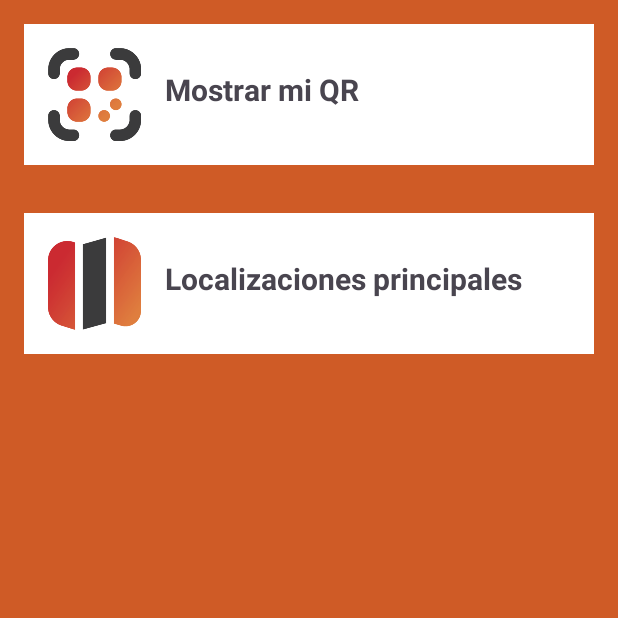
After one commit to AlejandroNieto-DAM/ANDROID_NPI_APP, an Android app: the MenuActivity screen opened directly, with no data from a screen before it, on a phone screen of 412 x 824 dp, the top half of it. The commit adds this screen. Run offline under Robolectric (Android 15) with nearby library versions, the phone set to English and light mode, and no system bars.

Commit message:
Menu and locations view

```diff
--- a/app/build.gradle
+++ b/app/build.gradle
@@ -28,8 +28,11 @@ android {
     }
 }
 
+
+
 dependencies {
-
+    implementation 'com.github.bumptech.glide:glide:4.12.0'
+    annotationProcessor 'com.github.bumptech.glide:compiler:4.12.0'
     implementation 'com.journeyapps:zxing-android-embedded:4.1.0'
     implementation 'androidx.appcompat:appcompat:1.6.1'
     implementation 'com.google.android.material:material:1.5.0'
--- /dev/null
+++ b/app/src/main/java/com/example/java_npi/MenuActivity.java
@@ -0,0 +1,35 @@
+package com.example.java_npi;
+
+import android.content.Intent;
+import android.os.Bundle;
+import android.view.View;
+import android.widget.LinearLayout;
+
+import androidx.appcompat.app.AppCompatActivity;
+
+public class MenuActivity extends AppCompatActivity {
+
+    LinearLayout qrOption;
+
+    @Override
+    protected void onCreate(Bundle savedInstanceState) {
+        super.onCreate(savedInstanceState);
+        setContentView(R.layout.menu_layout);
+
+        qrOption = (LinearLayout) findViewById(R.id.qr_option);
+
+
+        qrOption.setOnClickListener(new View.OnClickListener() {
+            @Override
+            public void onClick(View v) {
+
+                Intent intent = new Intent(getApplicationContext(), LoggedActivity.class);
+                intent.putExtra(MainActivity.EXTRA_MESSAGE, MainActivity.user+"@"+MainActivity.pass);
+
+                startActivity(intent);
+
+            }
+        });
+
+    }
+}
--- /dev/null
+++ b/app/src/main/res/layout/menu_layout.xml
@@ -0,0 +1,67 @@
+<?xml version="1.0" encoding="utf-8"?>
+<RelativeLayout xmlns:android="http://schemas.android.com/apk/res/android"
+    android:layout_width="match_parent"
+    android:layout_height="match_parent">
+
+    <ScrollView
+        android:layout_width="match_parent"
+        android:layout_height="match_parent"
+        android:background="@color/orange"
+        >
+
+        <LinearLayout
+            android:layout_width="match_parent"
+            android:layout_height="wrap_content"
+            android:orientation="vertical">
+
+            <!-- Opción 1 -->
+            <LinearLayout
+                android:id="@+id/qr_option"
+                android:layout_width="match_parent"
+                android:layout_height="wrap_content"
+                android:orientation="horizontal"
+                android:padding="16dp"
+                android:layout_margin="16dp"
+                android:background="@color/white">
+
+                <ImageView
+                    android:layout_width="62dp"
+                    android:layout_height="62dp"
+                    android:src="@drawable/qr_con" />
+
+                <TextView
+                    android:layout_width="wrap_content"
+                    android:layout_height="wrap_content"
+                    android:layout_marginStart="16dp"
+                    android:layout_marginTop="14dp"
+                    android:text="Mostrar mi QR"
+                    android:textSize="20sp"
+                    android:textStyle="bold" />
+            </LinearLayout>
+
+            <LinearLayout
+                android:layout_width="match_parent"
+                android:layout_height="wrap_content"
+                android:orientation="horizontal"
+                android:padding="16dp"
+                android:layout_margin="16dp"
+                android:background="@color/white">
+
+                <ImageView
+                    android:layout_width="62dp"
+                    android:layout_height="62dp"
+                    android:src="@drawable/locations_icon" />
+
+                <TextView
+                    android:layout_width="wrap_content"
+                    android:layout_height="wrap_content"
+                    android:layout_marginStart="16dp"
+                    android:layout_marginTop="14dp"
+                    android:text="Localizaciones principales"
+                    android:textSize="20sp"
+                    android:textStyle="bold" />
+
+            </LinearLayout>
+        </LinearLayout>
+    </ScrollView>
+</RelativeLayout>
--- a/app/src/main/res/values-night/themes.xml
+++ b/app/src/main/res/values-night/themes.xml
@@ -3,5 +3,8 @@
     <style name="Base.Theme.Java_NPI" parent="Theme.Material3.DayNight.NoActionBar">
         <!-- Customize your dark theme here. -->
         <!-- <item name="colorPrimary">@color/my_dark_primary</item> -->
+        <item name="colorPrimary">@color/orange</item>
+        <item name="colorPrimaryDark">@color/orange</item>
     </style>
+
 </resources>
--- a/app/src/main/res/values/colors.xml
+++ b/app/src/main/res/values/colors.xml
@@ -3,4 +3,5 @@
     <color name="black">#FF000000</color>
     <color name="white">#FFFFFFFF</color>
     <color name="orange">#CF5B26</color>
+    <color name="otro_blanco">#FDF4F0</color>
 </resources>
--- a/app/src/main/res/values/themes.xml
+++ b/app/src/main/res/values/themes.xml
@@ -3,6 +3,8 @@
     <style name="Base.Theme.Java_NPI" parent="Theme.Material3.DayNight.NoActionBar">
         <!-- Customize your light theme here. -->
         <!-- <item name="colorPrimary">@color/my_light_primary</item> -->
+        <item name="colorPrimary">@color/orange</item>
+        <item name="colorPrimaryDark">@color/orange</item>
     </style>
 
     <style name="Theme.Java_NPI" parent="Base.Theme.Java_NPI" />
```
Also changed, not shown: app/src/main/AndroidManifest.xml (+8 -0 lines), app/src/main/java/com/example/java_npi/CarouselAdapter.java (added, +33 -0 lines), app/src/main/java/com/example/java_npi/Locations.java (added, +68 -0 lines), app/src/main/java/com/example/java_npi/MainActivity.java (+7 -5 lines), app/src/main/res/layout/content_fragment.xml (added, +41 -0 lines), app/src/main/res/layout/locations.xml (added, +13 -0 lines), app/src/main/res/drawable/biblioteca.jpg (added), app/src/main/res/drawable/clasees.jpg (added), app/src/main/res/drawable/conserjeria.jpg (added), app/src/main/res/drawable/locations_icon.png (added), app/src/main/res/drawable/qr_con.png (added), 2 other files.
